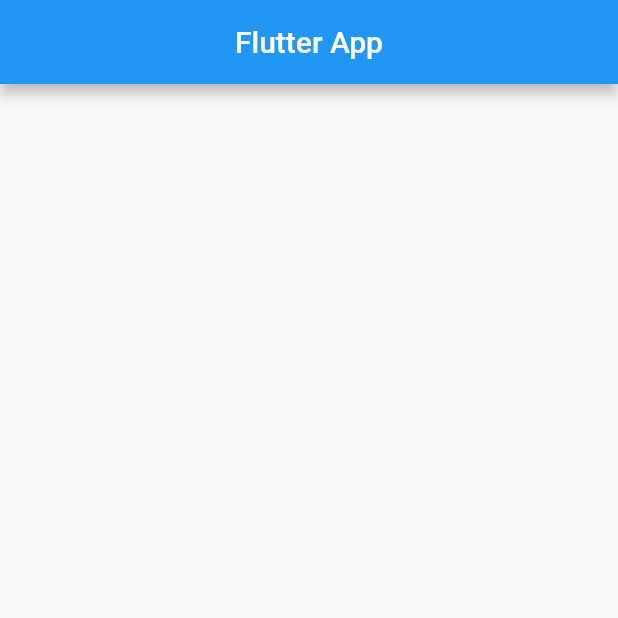
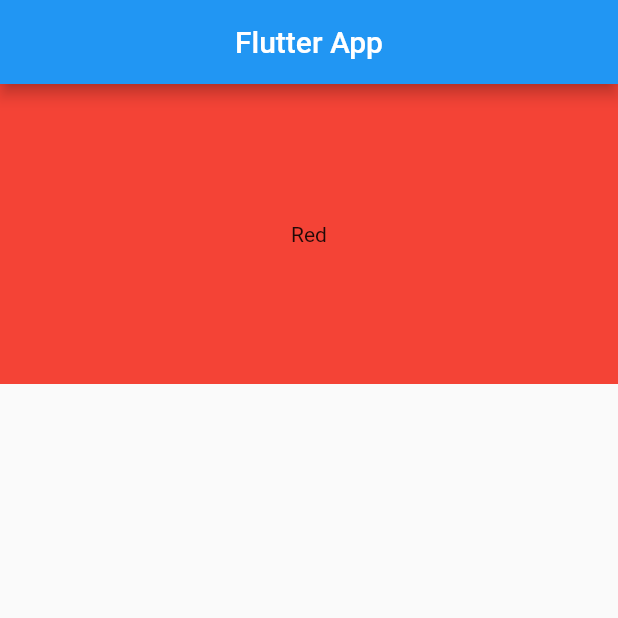
Before and after one commit to tamathecxder/flutter_fasttrack, a Flutter app: the screen it shows after launch, on a phone screen of 412 x 824 dp, the top half of it. Run offline on Flutter 3.47's test engine with Material 2 defaults, Android fonts, the phone set to English and light mode, and no system bars; project files that could hold a hidden picture were left out.

Commit message:
Extract widget ke folder terpisah agar re-usable

```diff
--- a/lib/main.dart
+++ b/lib/main.dart
@@ -1,3 +1,4 @@
+import 'package:fasttrack_app/widgets/kotak_warna.dart';
 import 'package:flutter/material.dart';
 
 void main(List<String> args) {
@@ -5,6 +6,8 @@
 }
 
 class MyApp extends StatelessWidget {
+  const MyApp({Key? key}) : super(key: key);
+
   @override
   Widget build(BuildContext context) {
     return MaterialApp(
@@ -13,6 +16,15 @@
           title: Text("Flutter App"),
           centerTitle: true,
         ),
+        body: SingleChildScrollView(
+          scrollDirection: Axis.vertical,
+          child: Column(
+            crossAxisAlignment: CrossAxisAlignment.stretch,
+            children: const [
+              KotakWarna(color: Colors.red, title: "Red"),
+            ],
+          ),
+        ),
       ),
     );
   }
--- /dev/null
+++ b/lib/widgets/kotak_warna.dart
@@ -0,0 +1,22 @@
+import 'package:flutter/material.dart';
+
+class KotakWarna extends StatelessWidget {
+  const KotakWarna({
+    Key? key,
+    required this.color,
+    required this.title,
+  }) : super(key: key);
+
+  final String title;
+  final Color? color;
+
+  @override
+  Widget build(BuildContext context) {
+    return Container(
+      width: 200,
+      height: 200,
+      color: color,
+      child: Center(child: Text(title)),
+    );
+  }
+}
```
